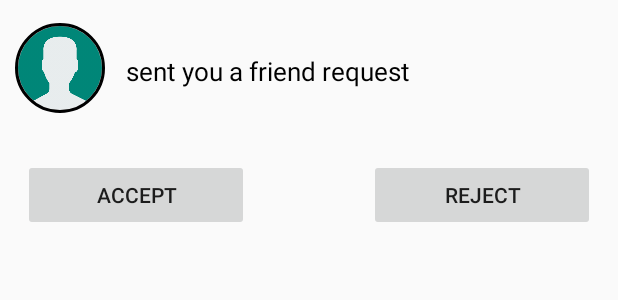
After one commit to gp2019/ParentEye, an Android app: the layout friendrequest_list.xml on its own in the app's theme, with its tools: preview values and no code run, on a phone screen of 412 x 824 dp. The commit adds this screen. Shown: the top 300 px of the screen. Run offline under Robolectric (Android 15) with nearby library versions, the phone set to English and light mode, and no system bars.

Commit message:
Friend Request Notification

```diff
--- a/app/src/main/AndroidManifest.xml
+++ b/app/src/main/AndroidManifest.xml
@@ -16,7 +16,8 @@
         android:roundIcon="@mipmap/ic_launcher_round"
         android:supportsRtl="true"
         android:theme="@style/AppTheme">
-        <activity android:name=".UpdateProfileActivity"></activity>
+        <activity android:name=".FriendRequestActivity"></activity>
+        <activity android:name=".UpdateProfileActivity" />
         <activity android:name=".MyChildrenActivity" />
         <activity android:name=".ViewImage" />
         <activity android:name=".Edit_Comment" />
@@ -36,8 +37,6 @@
         <activity android:name=".Create_Comment" />
         <activity android:name=".MakeGroupActivity" />
         <activity android:name=".NotificationPreview" />
-
-
     </application>
 
 </manifest>
--- a/app/src/main/res/layout/activity_main.xml
+++ b/app/src/main/res/layout/activity_main.xml
@@ -82,6 +82,11 @@
             android:layout_marginTop="25dp"
             android:layout_marginRight="35dp"
             />
+           <ImageView
+               android:id="@+id/firendrequestid"
+               android:layout_width="80dp"
+               android:layout_height="80dp"
+               android:src="@drawable/friendrequest"/>
 
         <ListView
             android:id="@+id/Post_listview"
--- /dev/null
+++ b/app/src/main/res/layout/friendrequest_list.xml
@@ -0,0 +1,57 @@
+<?xml version="1.0" encoding="utf-8"?>
+<LinearLayout
+    xmlns:android="http://schemas.android.com/apk/res/android" android:layout_width="match_parent"
+    android:layout_height="match_parent"
+    android:orientation="vertical">
+    <LinearLayout
+        android:layout_width="match_parent"
+        android:layout_height="wrap_content">
+        <de.hdodenhof.circleimageview.CircleImageView
+            xmlns:app="http://schemas.android.com/apk/res-auto"
+            android:id="@+id/senderprofilepic"
+            android:layout_width="60dp"
+            android:layout_height="60dp"
+            android:src="@drawable/user"
+            android:layout_marginLeft="10dp"
+            android:layout_marginTop="15dp"
+            app:civ_border_width="2dp"
+            app:civ_border_color="#FF000000"
+            android:layout_marginBottom="15dp"
+            android:scaleType="centerCrop"/>
+        <TextView
+            android:id="@+id/senderIdname"
+            android:layout_width="wrap_content"
+            android:layout_height="wrap_content"
+            android:textColor="#000"
+            android:textSize="17dp"
+            android:layout_marginLeft="10dp"
+            android:textStyle="bold"
+            android:layout_marginTop="35dp"/>
+        <TextView
+            android:layout_width="wrap_content"
+            android:layout_height="wrap_content"
+            android:text="sent you a friend request"
+            android:textColor="#000"
+            android:textSize="17dp"
+            android:layout_marginLeft="4dp"
+            android:layout_marginTop="35dp"/>
+    </LinearLayout>
+    <LinearLayout
+        android:layout_width="match_parent"
+        android:layout_height="wrap_content"
+        android:padding="15dp"
+        android:orientation="horizontal">
+        <Button
+            android:layout_width="wrap_content"
+            android:layout_height="wrap_content"
+            android:layout_weight="1"
+            android:layout_marginRight="80dp"
+            android:text="Accept" />
+        <Button
+            android:layout_width="wrap_content"
+            android:layout_height="wrap_content"
+            android:layout_weight="1"
+            android:text="Reject"/>
+    </LinearLayout>
+
+</LinearLayout>
```
Also changed, not shown: app/src/main/java/com/example/parenteye/FriendRequestActivity.java (added, +68 -0 lines), app/src/main/java/com/example/parenteye/FriendRequestAdapter.java (added, +94 -0 lines), app/src/main/java/com/example/parenteye/MainActivity.java (+14 -0 lines), app/src/main/res/layout/activity_friend_request.xml (added, +16 -0 lines).
